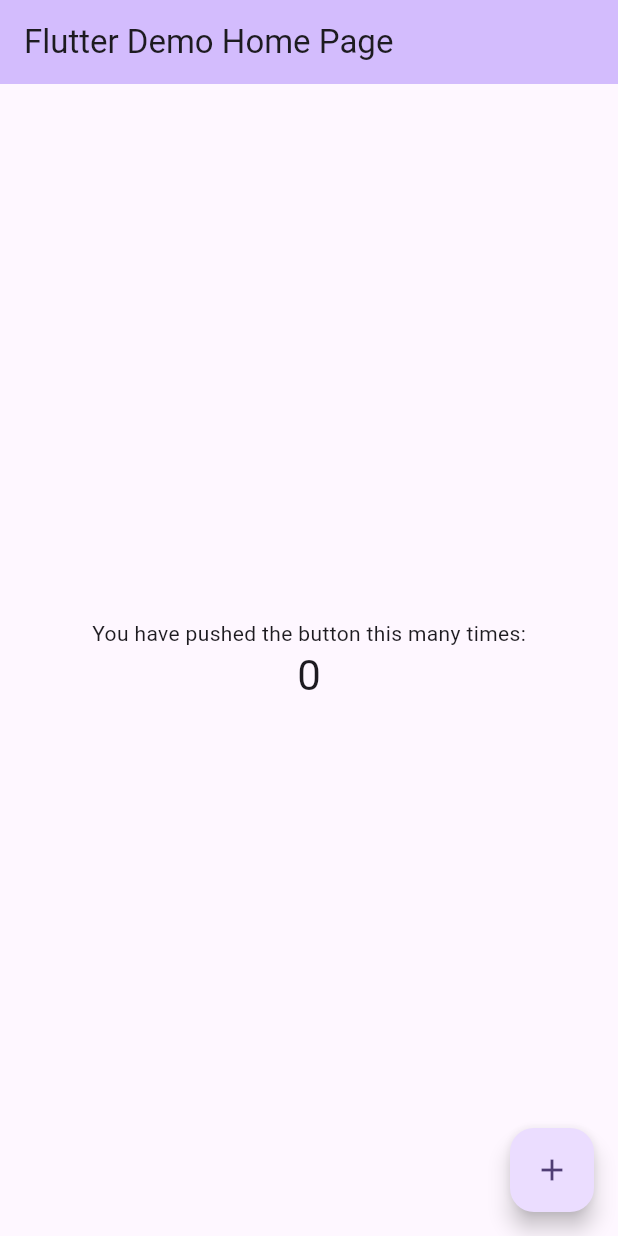
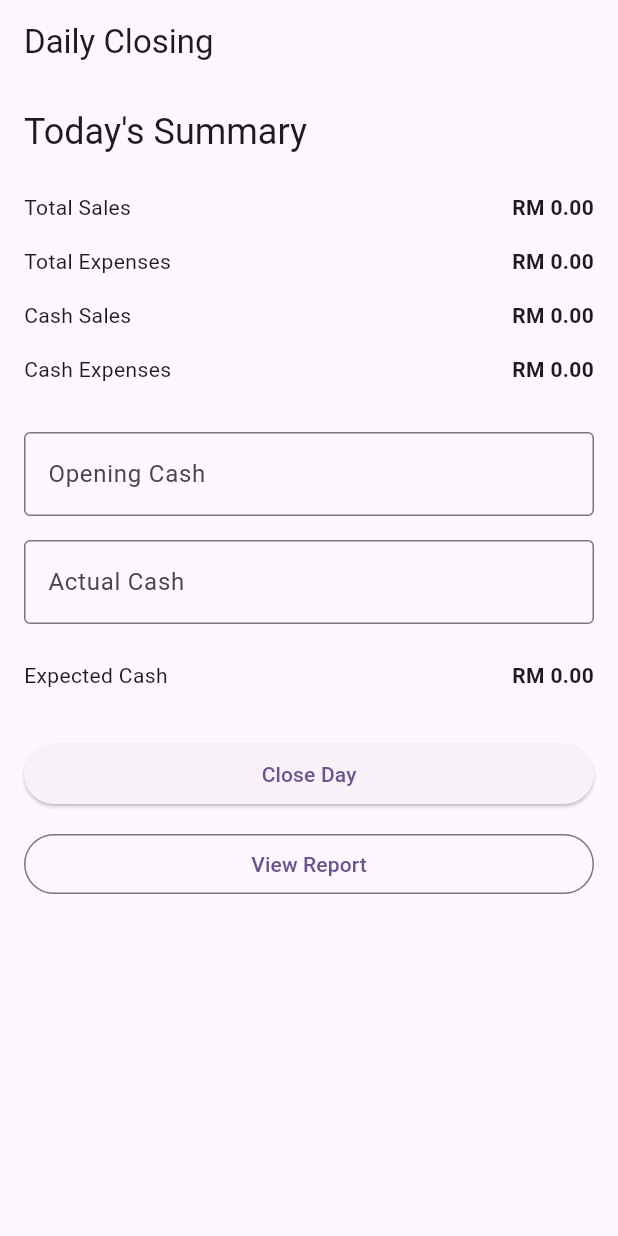
Before and after one commit to benpang69/Senang, a Flutter app: the screen it shows after launch, on a phone screen of 412 x 824 dp. Run offline on Flutter 3.47's test engine with Material 3 defaults, Android fonts, the phone set to English and light mode, and no system bars; our stand-ins replace drift, pdf, printing; accounts and stored records are empty; generated files the repository leaves out were written again.

Commit message:
set up POS architecture and core services

```diff
--- a/lib/main.dart
+++ b/lib/main.dart
@@ -1,122 +1,138 @@
 import 'package:flutter/material.dart';
+import 'package:drift/drift.dart';
+
+import 'database/database.dart';
+import 'screens/daily_closing_screen.dart';
 
 void main() {
-  runApp(const MyApp());
+  runApp(const SenangApp());
 }
 
-class MyApp extends StatelessWidget {
-  const MyApp({super.key});
+class SenangApp extends StatelessWidget {
+  const SenangApp({super.key});
 
-  // This widget is the root of your application.
   @override
   Widget build(BuildContext context) {
     return MaterialApp(
-      title: 'Flutter Demo',
+      title: 'Senang',
+      debugShowCheckedModeBanner: false,
       theme: ThemeData(
-        // This is the theme of your application.
-        //
-        // TRY THIS: Try running your application with "flutter run". You'll see
-        // the application has a purple toolbar. Then, without quitting the app,
-        // try changing the seedColor in the colorScheme below to Colors.green
-        // and then invoke "hot reload" (save your changes or press the "hot
-        // reload" button in a Flutter-supported IDE, or press "r" if you used
-        // the command line to start the app).
-        //
-        // Notice that the counter didn't reset back to zero; the application
-        // state is not lost during the reload. To reset the state, use hot
-        // restart instead.
-        //
-        // This works for code too, not just values: Most code changes can be
-        // tested with just a hot reload.
-        colorScheme: .fromSeed(seedColor: Colors.deepPurple),
+        colorScheme: ColorScheme.fromSeed(seedColor: Colors.deepPurple),
+        useMaterial3: true,
       ),
-      home: const MyHomePage(title: 'Flutter Demo Home Page'),
+      home: const AppStartupScreen(),
     );
   }
 }
 
-class MyHomePage extends StatefulWidget {
-  const MyHomePage({super.key, required this.title});
-
-  // This widget is the home page of your application. It is stateful, meaning
-  // that it has a State object (defined below) that contains fields that affect
-  // how it looks.
-
-  // This class is the configuration for the state. It holds the values (in this
-  // case the title) provided by the parent (in this case the App widget) and
-  // used by the build method of the State. Fields in a Widget subclass are
-  // always marked "final".
-
-  final String title;
+class AppStartupScreen extends StatefulWidget {
+  const AppStartupScreen({super.key});
 
   @override
-  State<MyHomePage> createState() => _MyHomePageState();
+  State<AppStartupScreen> createState() => _AppStartupScreenState();
 }
 
-class _MyHomePageState extends State<MyHomePage> {
-  int _counter = 0;
+class _AppStartupScreenState extends State<AppStartupScreen> {
+  late final AppDatabase database;
 
-  void _incrementCounter() {
-    setState(() {
-      // This call to setState tells the Flutter framework that something has
-      // changed in this State, which causes it to rerun the build method below
-      // so that the display can reflect the updated values. If we changed
-      // _counter without calling setState(), then the build method would not be
-      // called again, and so nothing would appear to happen.
-      _counter++;
-    });
+  bool isLoading = true;
+  String? error;
+
+  int? boothId;
+  int? userId;
+
+  @override
+  void initState() {
+    super.initState();
+    _setupDemoData();
+  }
+
+  Future<void> _setupDemoData() async {
+    database = AppDatabase();
+
+    try {
+      final now = DateTime.now();
+
+      final accountId = await database
+          .into(database.accounts)
+          .insert(
+            AccountsCompanion.insert(
+              name: 'Demo Account',
+              createdAt: now,
+              updatedAt: now,
+            ),
+          );
+
+      final createdUser = await database
+          .into(database.users)
+          .insertReturning(
+            UsersCompanion.insert(
+              accountId: accountId,
+              name: 'Demo User',
+              role: 'owner',
+              email: const Value(null),
+              createdAt: now,
+              updatedAt: now,
+            ),
+          );
+
+      final createdBooth = await database
+          .into(database.booths)
+          .insertReturning(
+            BoothsCompanion.insert(
+              accountId: accountId,
+              name: 'Main Booth',
+              description: const Value('Demo booth'),
+              createdAt: now,
+              updatedAt: now,
+            ),
+          );
+
+      if (!mounted) return;
+
+      setState(() {
+        userId = createdUser.id;
+        boothId = createdBooth.id;
+        isLoading = false;
+      });
+    } catch (e) {
+      if (!mounted) return;
+
+      setState(() {
+        error = e.toString();
+        isLoading = false;
+      });
+    }
+  }
+
+  @override
+  void dispose() {
+    database.close();
+    super.dispose();
   }
 
   @override
   Widget build(BuildContext context) {
-    // This method is rerun every time setState is called, for instance as done
-    // by the _incrementCounter method above.
-    //
-    // The Flutter framework has been optimized to make rerunning build methods
-    // fast, so that you can just rebuild anything that needs updating rather
-    // than having to individually change instances of widgets.
-    return Scaffold(
-      appBar: AppBar(
-        // TRY THIS: Try changing the color here to a specific color (to
-        // Colors.amber, perhaps?) and trigger a hot reload to see the AppBar
-        // change color while the other colors stay the same.
-        backgroundColor: Theme.of(context).colorScheme.inversePrimary,
-        // Here we take the value from the MyHomePage object that was created by
-        // the App.build method, and use it to set our appbar title.
-        title: Text(widget.title),
-      ),
-      body: Center(
-        // Center is a layout widget. It takes a single child and positions it
-        // in the middle of the parent.
-        child: Column(
-          // Column is also a layout widget. It takes a list of children and
-          // arranges them vertically. By default, it sizes itself to fit its
-          // children horizontally, and tries to be as tall as its parent.
-          //
-          // Column has various properties to control how it sizes itself and
-          // how it positions its children. Here we use mainAxisAlignment to
-          // center the children vertically; the main axis here is the vertical
-          // axis because Columns are vertical (the cross axis would be
-          // horizontal).
-          //
-          // TRY THIS: Invoke "debug painting" (choose the "Toggle Debug Paint"
-          // action in the IDE, or press "p" in the console), to see the
-          // wireframe for each widget.
-          mainAxisAlignment: .center,
-          children: [
-            const Text('You have pushed the button this many times:'),
-            Text(
-              '$_counter',
-              style: Theme.of(context).textTheme.headlineMedium,
-            ),
-          ],
+    if (isLoading) {
+      return const Scaffold(body: Center(child: CircularProgressIndicator()));
+    }
+
+    if (error != null) {
+      return Scaffold(
+        appBar: AppBar(title: const Text('Senang')),
+        body: Center(
+          child: Padding(
+            padding: const EdgeInsets.all(24),
+            child: Text('Failed to start Senang:\n\n$error'),
+          ),
         ),
-      ),
-      floatingActionButton: FloatingActionButton(
-        onPressed: _incrementCounter,
-        tooltip: 'Increment',
-        child: const Icon(Icons.add),
-      ),
+      );
+    }
+
+    return DailyClosingScreen(
+      database: database,
+      boothId: boothId!,
+      userId: userId!,
     );
   }
 }
--- /dev/null
+++ b/lib/screens/daily_closing_screen.dart
@@ -0,0 +1,276 @@
+import 'package:flutter/material.dart';
+
+import '../database/database.dart';
+import '../services/daily_closing_service.dart';
+import '../services/daily_report_service.dart';
+import 'daily_report_screen.dart';
+
+class DailyClosingScreen extends StatefulWidget {
+  final AppDatabase database;
+  final int boothId;
+  final int userId;
+
+  const DailyClosingScreen({
+    super.key,
+    required this.database,
+    required this.boothId,
+    required this.userId,
+  });
+
+  @override
+  State<DailyClosingScreen> createState() => _DailyClosingScreenState();
+}
+
+class _DailyClosingScreenState extends State<DailyClosingScreen> {
+  final openingCashController = TextEditingController();
+  final actualCashController = TextEditingController();
+
+  late final DailyClosingService closingService;
+  late final DailyReportService reportService;
+
+  bool isLoading = false;
+
+  int totalSales = 0;
+  int totalExpenses = 0;
+  int cashSales = 0;
+  int cashExpenses = 0;
+  int expectedCash = 0;
+
+  @override
+  void initState() {
+    super.initState();
+
+    closingService = DailyClosingService(widget.database);
+
+    reportService = DailyReportService(widget.database);
+
+    _loadSummary();
+  }
+
+  Future<void> _loadSummary() async {
+    setState(() {
+      isLoading = true;
+    });
+
+    try {
+      final report = await reportService.generateDailyReport(
+        boothId: widget.boothId,
+        date: DateTime.now(),
+      );
+
+      if (!mounted) return;
+
+      setState(() {
+        totalSales = report.totalSales;
+        totalExpenses = report.totalExpenses;
+        cashSales = report.cashSales;
+        cashExpenses = report.cashExpenses;
+      });
+    } finally {
+      if (mounted) {
+        setState(() {
+          isLoading = false;
+        });
+      }
+    }
+  }
+
+  Future<void> _closeDay() async {
+    final openingCash = _parseMoney(openingCashController.text);
+
+    final actualCash = _parseMoney(actualCashController.text);
+
+    if (openingCash == null || actualCash == null) {
+      _showMessage('Please enter valid cash amounts.');
+      return;
+    }
+
+    setState(() {
+      isLoading = true;
+    });
+
+    try {
+      await closingService.closeDay(
+        boothId: widget.boothId,
+        userId: widget.userId,
+        date: DateTime.now(),
+        openingCash: openingCash,
+        actualCash: actualCash,
+      );
+
+      if (!mounted) return;
+
+      _showMessage('Day closed successfully.');
+
+      await _openReport();
+    } catch (e) {
+      if (!mounted) return;
+
+      _showMessage(e.toString().replaceFirst('Exception: ', ''));
+    } finally {
+      if (mounted) {
+        setState(() {
+          isLoading = false;
+        });
+      }
+    }
+  }
+
+  Future<void> _openReport() async {
+    final report = await reportService.generateDailyReport(
+      boothId: widget.boothId,
+      date: DateTime.now(),
+    );
+
+    if (!mounted) return;
+
+    Navigator.push(
+      context,
+      MaterialPageRoute(builder: (_) => DailyReportScreen(report: report)),
+    );
+  }
+
+  int? _parseMoney(String value) {
+    final cleaned = value
+        .trim()
+        .replaceAll('RM', '')
+        .replaceAll(',', '')
+        .trim();
+
+    final amount = double.tryParse(cleaned);
+
+    if (amount == null) {
+      return null;
+    }
+
+    if (amount < 0) {
+      return null;
+    }
+
+    return (amount * 100).round();
+  }
+
+  String _money(int cents) {
+    return 'RM ${(cents / 100).toStringAsFixed(2)}';
+  }
+
+  void _showMessage(String message) {
+    ScaffoldMessenger.of(context)
+        .showSnackBar(SnackBar(content: Text(message)));
+  }
+
+  @override
+  void dispose() {
+    openingCashController.dispose();
+    actualCashController.dispose();
+    super.dispose();
+  }
+
+  @override
+  Widget build(BuildContext context) {
+    return Scaffold(
+      appBar: AppBar(title: const Text('Daily Closing')),
+      body: isLoading
+          ? const Center(child: CircularProgressIndicator())
+          : SingleChildScrollView(
+              padding: const EdgeInsets.all(16),
+              child: Column(
+                crossAxisAlignment: CrossAxisAlignment.stretch,
+                children: [
+                  Text(
+                    'Today\'s Summary',
+                    style: Theme.of(context).textTheme.headlineSmall,
+                  ),
+
+                  const SizedBox(height: 16),
+
+                  _summaryRow('Total Sales', _money(totalSales)),
+
+                  _summaryRow('Total Expenses', _money(totalExpenses)),
+
+                  _summaryRow('Cash Sales', _money(cashSales)),
+
+                  _summaryRow('Cash Expenses', _money(cashExpenses)),
+
+                  const SizedBox(height: 24),
+
+                  TextField(
+                    controller: openingCashController,
+                    keyboardType: const TextInputType.numberWithOptions(
+                      decimal: true,
+                    ),
+                    decoration: const InputDecoration(
+                      labelText: 'Opening Cash',
+                      prefixText: 'RM ',
+                      border: OutlineInputBorder(),
+                    ),
+                    onChanged: (_) {
+                      _updateExpectedCash();
+                    },
+                  ),
+
+                  const SizedBox(height: 16),
+
+                  TextField(
+                    controller: actualCashController,
+                    keyboardType: const TextInputType.numberWithOptions(
+                      decimal: true,
+                    ),
+                    decoration: const InputDecoration(
+                      labelText: 'Actual Cash',
+                      prefixText: 'RM ',
+                      border: OutlineInputBorder(),
+                    ),
+                  ),
+
+                  const SizedBox(height: 16),
+
+                  _summaryRow('Expected Cash', _money(expectedCash)),
+
+                  const SizedBox(height: 24),
+
+                  ElevatedButton(
+                    onPressed: _closeDay,
+                    child: const Text('Close Day'),
+                  ),
+
+                  const SizedBox(height: 12),
+
+                  OutlinedButton(
+                    onPressed: _openReport,
+                    child: const Text('View Report'),
+                  ),
+                ],
+              ),
+            ),
+    );
+  }
+
+  void _updateExpectedCash() {
+    final openingCash = _parseMoney(openingCashController.text);
+
+    if (openingCash == null) {
+      setState(() {
+        expectedCash = 0;
+      });
+      return;
+    }
+
+    setState(() {
+      expectedCash = openingCash + cashSales - cashExpenses;
+    });
+  }
+
+  Widget _summaryRow(String label, String value) {
+    return Padding(
+      padding: const EdgeInsets.symmetric(vertical: 8),
+      child: Row(
+        mainAxisAlignment: MainAxisAlignment.spaceBetween,
+        children: [
+          Text(label),
+          Text(value, style: const TextStyle(fontWeight: FontWeight.bold)),
+        ],
+      ),
+    );
+  }
+}
```
Also changed, not shown: lib/screens/daily_report_screen.dart (added, +99 -0 lines), lib/services/daily_report_share_service.dart (added, +16 -0 lines), 1 other file.
